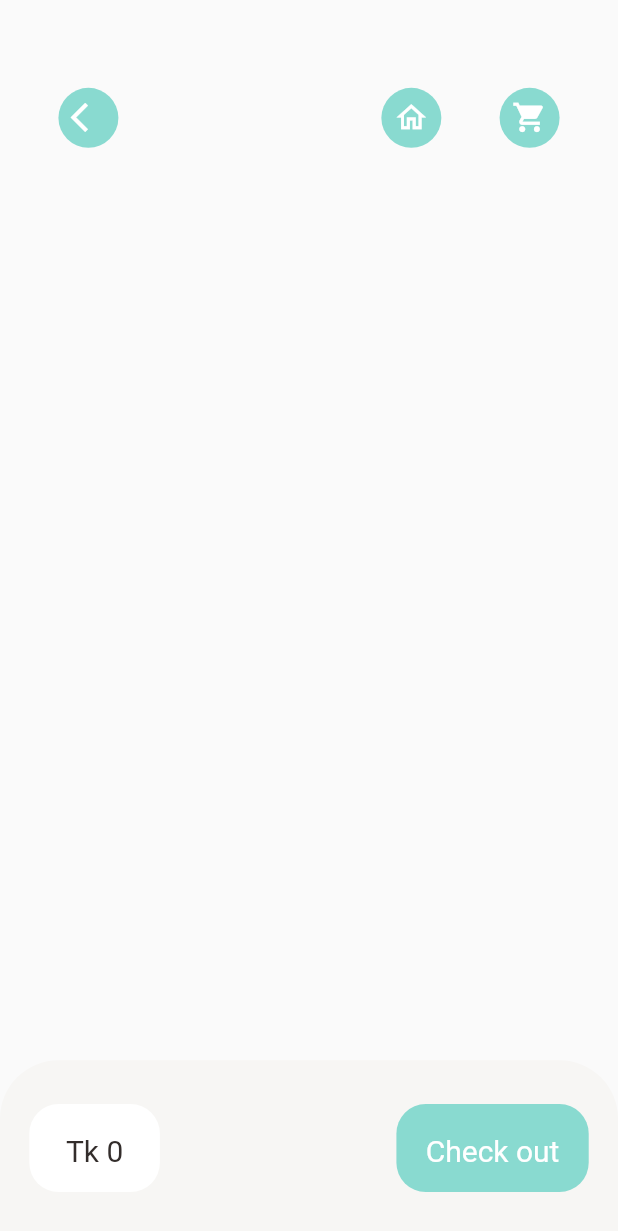
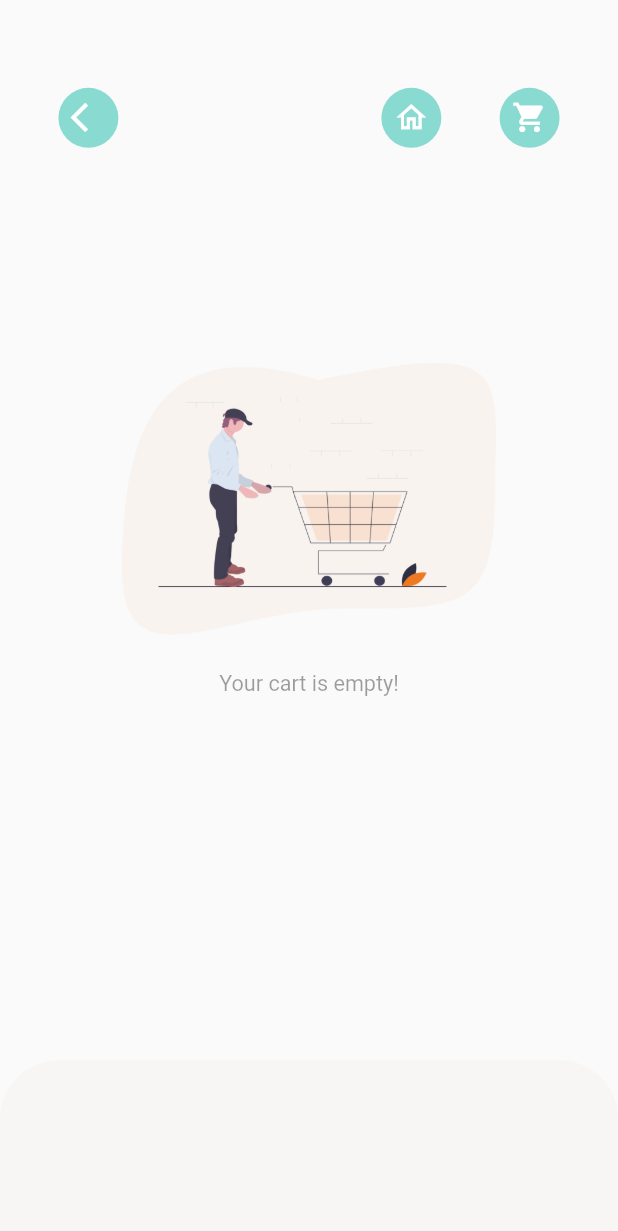
Before and after one commit to akramul47/fooddelivery, a Flutter app: the CartPage screen opened by its route, on a phone screen of 412 x 824 dp. Shown: the top 1231 px of the screen. Run offline on Flutter 3.47's test engine with Material 2 defaults, Android fonts, the phone set to English and light mode, and no system bars; our stand-ins replace dots_indicator, get, shared_preferences; accounts and stored records are empty; network calls fail.

Commit message:
cart history

```diff
--- /dev/null
+++ b/lib/base/no_data_page.dart
@@ -0,0 +1,30 @@
+import 'package:flutter/material.dart';
+
+class NoDataPage extends StatelessWidget {
+  final String text;
+  final String imgPath;
+  const NoDataPage({ Key? key, required this.text, this.imgPath = "assets/image/empty_cart.png" }) : super(key: key);
+
+  @override
+  Widget build(BuildContext context) {
+    return Column(
+      mainAxisAlignment: MainAxisAlignment.center,
+      crossAxisAlignment: CrossAxisAlignment.stretch,
+      children: [
+        Image.asset(
+          imgPath,
+          height: MediaQuery.of(context).size.height*0.22,
+          width: MediaQuery.of(context).size.width*0.22,
+        ),
+        SizedBox(height: MediaQuery.of(context).size.height*0.03,),
+        Text(text,
+        style: TextStyle(
+          fontSize: MediaQuery.of(context).size.height*0.0175,
+          color: Theme.of(context).disabledColor
+        ),
+        textAlign: TextAlign.center,
+        ),
+      ],
+    );
+  }
+}
--- a/lib/pages/cart/cart_page.dart
+++ b/lib/pages/cart/cart_page.dart
@@ -1,4 +1,5 @@
 import 'package:flutter/material.dart';
+import 'package:fooddelivery/base/no_data_page.dart';
 import 'package:fooddelivery/controllers/cart_controller.dart';
 import 'package:fooddelivery/controllers/popular_product_controller.dart';
 import 'package:fooddelivery/pages/home/main_food_page.dart';
@@ -21,6 +22,7 @@ class CartPage extends StatelessWidget {
     return Scaffold(
       body: Stack(
         children: [
+          //header
           Positioned(
               left: Dimensions.width20,
               right: Dimensions.width20,
@@ -56,7 +58,10 @@ class CartPage extends StatelessWidget {
                   ),
                 ],
               )),
-          Positioned(
+          //body
+          GetBuilder<CartController>(builder:
+          (_cartController){
+            return _cartController.getItems.length>0?Positioned(
               top: Dimensions.height20 * 5,
               left: Dimensions.width20,
               right: Dimensions.width20,
@@ -88,7 +93,13 @@ class CartPage extends StatelessWidget {
                                     var recommendedIndex = Get.find<RecommendedProductController>()
                                   .recommendedProductList.
                                   indexOf(_cartList[index].product!);
-                                  Get.toNamed(RouteHelper.getRecommendedFood(recommendedIndex, "cartpage"));
+                                  if(recommendedIndex<0){
+                                    Get.snackbar(
+            "History product", "Product review is not available for history products",
+            backgroundColor: AppColors.mainColor, colorText: Colors.white);
+                                  }else{
+                                    Get.toNamed(RouteHelper.getRecommendedFood(recommendedIndex, "cartpage"));
+                                  }
                                   }
                                 },
                                 child: Container(
@@ -179,7 +190,8 @@ class CartPage extends StatelessWidget {
                       });
                   }),
                 ),
-              ))
+              )):NoDataPage(text: "Your cart is empty!");
+          })
         ],
       ),
       bottomNavigationBar: GetBuilder<CartController>(
@@ -197,7 +209,7 @@ class CartPage extends StatelessWidget {
                   topLeft: Radius.circular(Dimensions.radius20 * 2),
                   topRight: Radius.circular(Dimensions.radius20 * 2),
                 )),
-            child: Row(
+            child: cartController.getItems.length>0?Row(
               mainAxisAlignment: MainAxisAlignment.spaceBetween,
               children: [
                 Container(
@@ -243,7 +255,7 @@ class CartPage extends StatelessWidget {
                     ),
                 ),
               ],
-            ),
+            ):Container(),
           );
         },
       ),
```
Also changed, not shown: lib/controllers/cart_controller.dart (+10 -0 lines), lib/pages/cart/cart_history.dart (+106 -39 lines).
